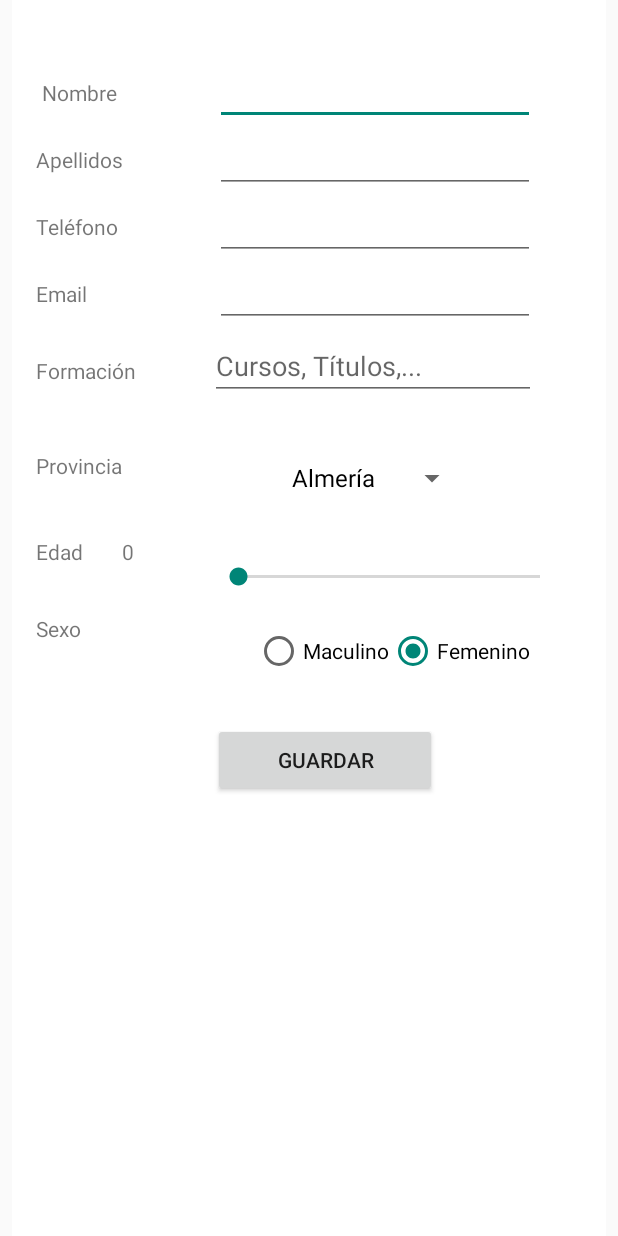
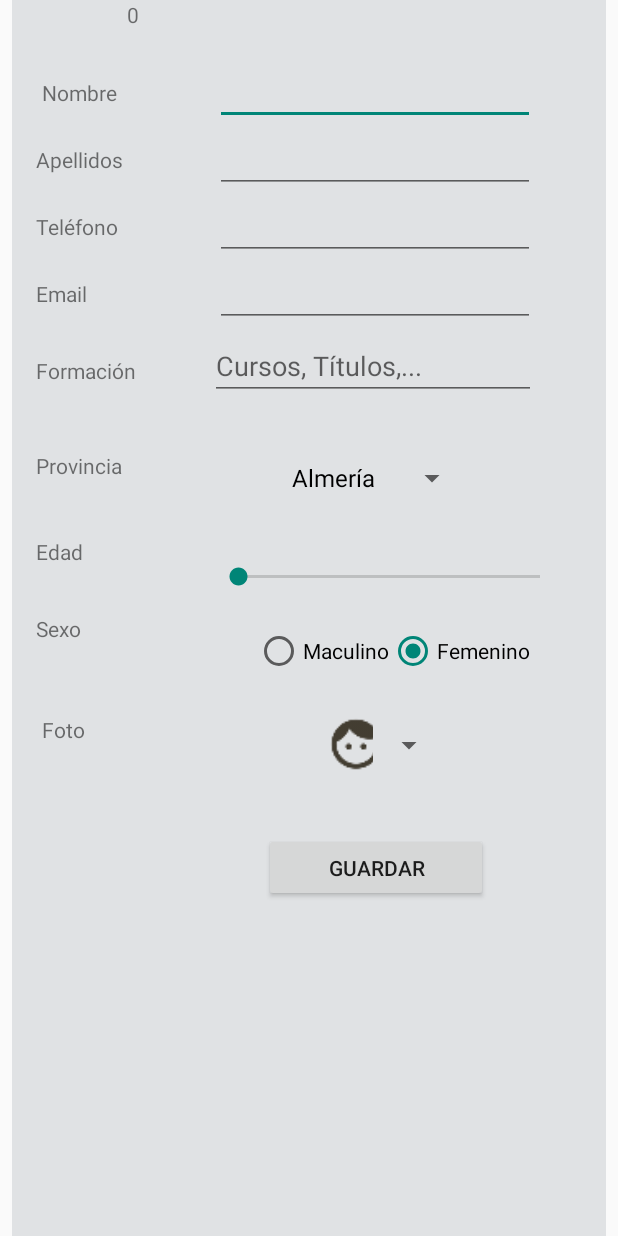
Before and after one commit to RosaAnaSantos/agenda_android, an Android app: the fragment FormularioEditar shown on its own in the app's theme, on a phone screen of 412 x 824 dp. Run offline under Robolectric (Android 15) with nearby library versions, the phone set to English and light mode, and no system bars; our stand-ins replace ButterKnife, Firebase (no records; nobody signed in at launch, a user with empty details on screens opened directly); pictures from the network do not load; 21 statements that could not run were skipped.

Commit message:
Se modifica el formulario editar para poder cambiar la foto.

```diff
--- a/app/src/main/java/com/iesvirgendelcarmen/socialtech/FormularioAlumnosFragment.java
+++ b/app/src/main/java/com/iesvirgendelcarmen/socialtech/FormularioAlumnosFragment.java
@@ -147,11 +147,11 @@ public class FormularioAlumnosFragment extends Fragment {
 
             @Override
             public void onItemSelected(AdapterView<?> parent, View view, int position, long id) {
-                Toast.makeText(getActivity(), "Has selecionado la imagen que está en la  Position: " + position + " " + images[position], Toast.LENGTH_SHORT).show();
+               // Toast.makeText(getActivity(), "Has selecionado la imagen que está en la  Position: " + position + " " + images[position], Toast.LENGTH_SHORT).show();
 
                 positio = position;
 
-                Toast.makeText(getContext(), position + "  fotooooo------", Toast.LENGTH_SHORT).show();
+               // Toast.makeText(getContext(), position + "  fotooooo------", Toast.LENGTH_SHORT).show();
 
             }
 
@@ -201,7 +201,7 @@ public class FormularioAlumnosFragment extends Fragment {
 
                     totalAlumnos.setText(numAlumnos + " ");
                     limpiarCampos();
-                    Toast.makeText(getActivity(), "Se ha registrado " + nombre_alumno + " " + apellidos_alumno + " de " + edad + " edad y es " + " con formación en " + formacion_alumno + " de la provincia de " + provincia + "\n Total: " + numAlumnos + " registrados " + "ppppppppp----" + positio, Toast.LENGTH_LONG).show();
+                   // Toast.makeText(getActivity(), "Se ha registrado " + nombre_alumno + " " + apellidos_alumno + " de " + edad + " edad y es " + " con formación en " + formacion_alumno + " de la provincia de " + provincia + "\n Total: " + numAlumnos + " registrados " + "ppppppppp----" + positio, Toast.LENGTH_LONG).show();
                 }
 
 
--- a/app/src/main/java/com/iesvirgendelcarmen/socialtech/FormularioEditar.java
+++ b/app/src/main/java/com/iesvirgendelcarmen/socialtech/FormularioEditar.java
@@ -7,9 +7,11 @@ import android.support.v4.app.Fragment;
 import android.view.LayoutInflater;
 import android.view.View;
 import android.view.ViewGroup;
+import android.widget.AdapterView;
 import android.widget.ArrayAdapter;
 import android.widget.Button;
 import android.widget.EditText;
+import android.widget.ImageView;
 import android.widget.ListView;
 import android.widget.MultiAutoCompleteTextView;
 import android.widget.RadioButton;
@@ -43,6 +45,10 @@ public class FormularioEditar extends Fragment {
     @BindView(R.id.radioButonMasculino) RadioButton radioBotonMasculio;
     @BindView(R.id.radioButonFemenino) RadioButton radioBotonFemenino;
     @BindView(R.id.seekbar_valorEdad) TextView valor_edad;
+   // @BindView(R.id.spinner_foto_editar) Spinner spinner_foto_editar;
+   // @BindView(R.id.imageView)
+   // ImageView foto;
+    private  int images[] = {R.drawable.foto0, R.drawable.foto1, R.drawable.foto2, R.drawable.foto3, R.drawable.foto4, R.drawable.foto5, R.drawable.foto6, R.drawable.foto7, R.drawable.foto8};
     private Alumno alumno;
     private int numAlumnos;
     private List<String> provincias;
@@ -56,6 +62,7 @@ public class FormularioEditar extends Fragment {
     private FormularioEditar formularioEditar;
     private FirebaseDatabase database;
     private DatabaseReference myRef;
+    private int positio;
     @Override
     public void onAttach(Context context) {
         super.onAttach(context);
@@ -75,7 +82,7 @@ public class FormularioEditar extends Fragment {
         listaAlumnos = ((MainActivity) getActivity()).getListaAlumnos();
         Alumno alumno=listaAlumnos.get(((MainActivity) getActivity()).valor);
         AlumnoAdapter alumnoAdapter = new AlumnoAdapter(getActivity(), listaAlumnos);
-
+        Spinner spinner_foto_editar=vista.findViewById(R.id.spinner_foto_editar);
 
         editext_nombre.setText(alumno.getNombre());
         editext_apellidos.setText(alumno.getApellidos());
@@ -85,10 +92,8 @@ public class FormularioEditar extends Fragment {
         mt_formacion.setText(alumno.getFormacion());
         radioGroup = vista.findViewById(R.id.radioGrou);
         valor_edad.setText(alumno.getEdad());
-
         mostrarSexo(alumno);
-
-
+       int posicion = alumno.getFoto();
 
         if (edad != null) {
             edad.setOnSeekBarChangeListener(new SeekBar.OnSeekBarChangeListener() {
@@ -110,7 +115,7 @@ public class FormularioEditar extends Fragment {
                 }
             });
         }
-       // edad.setProgress(Integer.parseInt(alumno.getEdad()));
+
 
 
         //ArrayAdapter MultiAutoCompleteTextView
@@ -132,6 +137,31 @@ public class FormularioEditar extends Fragment {
         spinner_provincias.setAdapter(adapterProvincias);
         spinner_provincias.setSelection(seleccionProvincia(alumno));
 
+        Spinner spinner_fotos = vista.findViewById(R.id.spinner_foto_editar);
+
+        spinner_fotos.setOnItemSelectedListener(new AdapterView.OnItemSelectedListener() {
+
+            @Override
+            public void onItemSelected(AdapterView<?> parent, View view, int position, long id) {
+                //Toast.makeText(getActivity(), "Has selecionado la imagen que está en la  Position: " + position + " " + images[position], Toast.LENGTH_SHORT).show();
+
+                positio = position;
+
+              //  Toast.makeText(getContext(), position + "  fotooooo------", Toast.LENGTH_SHORT).show();
+
+            }
+
+            @Override
+            public void onNothingSelected(AdapterView<?> parent) {
+
+            }
+        });
+
+
+        AdaptadorImagen customAdapter = new AdaptadorImagen(getContext(), images);
+        spinner_fotos.setAdapter(customAdapter);
+
+
 
         return vista;
     }
@@ -147,19 +177,16 @@ public class FormularioEditar extends Fragment {
         String provincia = spinner_provincias.getSelectedItem().toString();
         String edad = valor_edad.getText().toString();
         String sex = valorSexo(radioGroup);
+
         if (comprobarDatosFormularioAlumno(nombre_alumno, apellidos_alumno, telefono_alumno, email_alumno)) {
             if (formacion_alumno.length() == 0) {
                 formacion_alumno = " ----NO contesta en FORMACIÓN----";
             }
 
             alumno = new Alumno(nombre_alumno, apellidos_alumno, edad, sex, telefono_alumno, email_alumno, formacion_alumno, provincia);
+            alumno.setFoto(positio);
             listaAlumnos = ((MainActivity) getActivity()).getListaAlumnos();
             listaAlumnos.set(((MainActivity) getActivity()).valor, alumno);
-
-
-
-            Toast.makeText(getActivity(), "Se ha modificado corectamente " + nombre_alumno + " " + apellidos_alumno + " de " + edad + " edad y es " + " con formación en " + formacion_alumno + " de la provincia de " + provincia + "\n Total: " + numAlumnos + " registrados", Toast.LENGTH_LONG).show();
-
 
         }
 
--- a/app/src/main/res/layout/formulario_editar.xml
+++ b/app/src/main/res/layout/formulario_editar.xml
@@ -1,5 +1,7 @@
 <?xml version="1.0" encoding="utf-8"?>
 <LinearLayout xmlns:android="http://schemas.android.com/apk/res/android"
+    xmlns:app="http://schemas.android.com/apk/res-auto"
+    xmlns:tools="http://schemas.android.com/tools"
     android:layout_width="match_parent"
     android:layout_height="match_parent"
     android:orientation="vertical" >
@@ -12,7 +14,7 @@
         android:layout_marginStart="8dp"
         android:layout_marginEnd="8dp"
         android:layout_weight="1"
-        android:background="#fff"
+        android:background="#e0e2e4"
         app:layout_constraintBottom_toBottomOf="parent"
         app:layout_constraintEnd_toEndOf="parent"
         app:layout_constraintStart_toStartOf="parent">
@@ -193,7 +195,7 @@
                 android:layout_width="wrap_content"
                 android:layout_height="wrap_content"
                 android:layout_marginStart="16dp"
-                android:layout_marginTop="32dp"
+                android:layout_marginTop="28dp"
                 android:text="Sexo"
                 app:layout_constraintStart_toStartOf="parent"
                 app:layout_constraintTop_toBottomOf="@+id/seekbar_edad" />
@@ -201,15 +203,15 @@
             <Button
                 android:id="@+id/btn_modificar_alumno"
                 android:layout_width="149dp"
-                android:layout_height="49dp"
+                android:layout_height="46dp"
                 android:layout_marginStart="8dp"
                 android:layout_marginTop="32dp"
                 android:layout_marginEnd="8dp"
                 android:text="GUARDAR"
                 app:layout_constraintEnd_toEndOf="parent"
-                app:layout_constraintHorizontal_bias="0.547"
+                app:layout_constraintHorizontal_bias="0.694"
                 app:layout_constraintStart_toStartOf="parent"
-                app:layout_constraintTop_toBottomOf="@+id/radioGrou" />
+                app:layout_constraintTop_toBottomOf="@+id/spinner_foto_editar" />
 
             <SeekBar
                 android:id="@+id/seekBar"
@@ -228,22 +230,25 @@
             <TextView
                 android:id="@+id/seekbar_edad"
                 android:layout_width="wrap_content"
-                android:layout_height="19dp"
+                android:layout_height="23dp"
                 android:layout_marginStart="16dp"
+                android:layout_marginTop="40dp"
                 android:text="Edad"
-                app:layout_constraintBaseline_toBaselineOf="@+id/seekbar_valorEdad"
-                app:layout_constraintStart_toStartOf="parent" />
+                app:layout_constraintStart_toStartOf="parent"
+                app:layout_constraintTop_toBottomOf="@+id/textV_spinner_provincias" />
 
             <TextView
                 android:id="@+id/seekbar_valorEdad"
                 android:layout_width="28dp"
                 android:layout_height="17dp"
-                android:layout_marginStart="16dp"
-                android:layout_marginTop="40dp"
+                android:layout_marginStart="20dp"
+                android:layout_marginEnd="8dp"
                 android:text="0"
                 android:textAlignment="center"
+                app:layout_constraintEnd_toStartOf="@+id/guideline"
                 app:layout_constraintStart_toEndOf="@+id/seekbar_edad"
-                app:layout_constraintTop_toBottomOf="@+id/textV_spinner_provincias" />
+                tools:layout_editor_absoluteY="353dp"
+                tools:ignore="MissingConstraints" />
 
             <RadioGroup
                 android:id="@+id/radioGrou"
@@ -268,6 +273,28 @@
                     android:layout_height="wrap_content"
                     android:text="Femenino" />
             </RadioGroup>
+
+            <Spinner
+                android:id="@+id/spinner_foto_editar"
+                android:layout_width="84dp"
+                android:layout_height="53dp"
+                android:layout_marginStart="8dp"
+                android:layout_marginTop="20dp"
+                android:layout_marginEnd="80dp"
+                app:layout_constraintEnd_toEndOf="parent"
+                app:layout_constraintHorizontal_bias="0.776"
+                app:layout_constraintStart_toStartOf="@+id/guideline"
+                app:layout_constraintTop_toBottomOf="@+id/radioGrou" />
+
+            <TextView
+                android:id="@+id/textView_foto"
+                android:layout_width="wrap_content"
+                android:layout_height="wrap_content"
+                android:layout_marginStart="20dp"
+                android:layout_marginTop="48dp"
+                android:text="Foto"
+                app:layout_constraintStart_toStartOf="parent"
+                app:layout_constraintTop_toBottomOf="@+id/textV_sexo" />
         </android.support.constraint.ConstraintLayout>
     </ScrollView>
 
```
